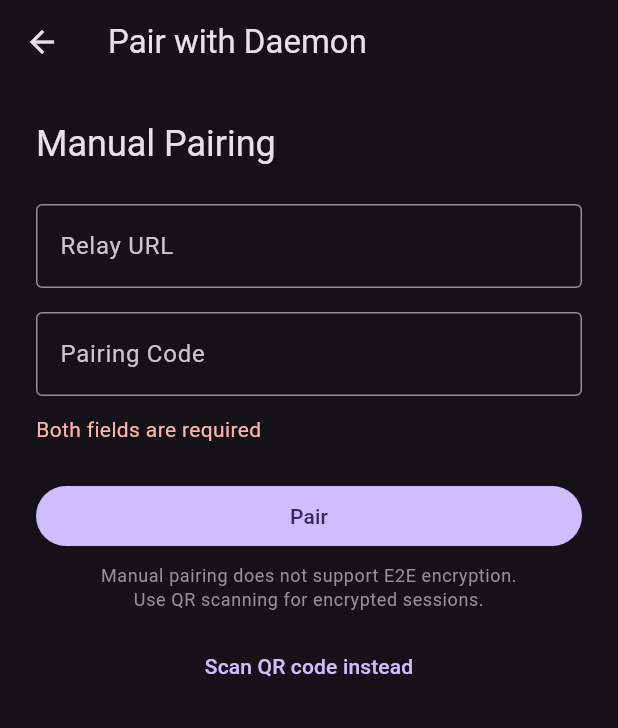
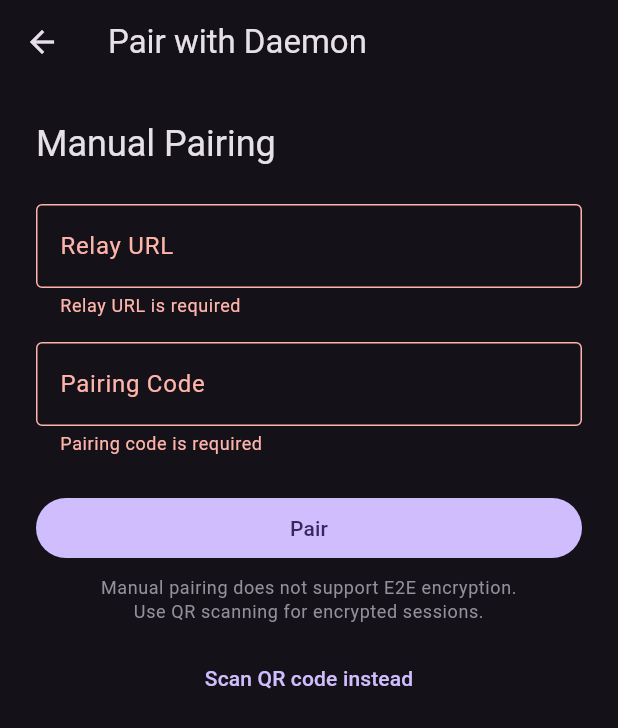
Before and after one commit to y0sif/ferlay, a Flutter app: the PairingScreen screen opened by its route, after a tap on "Enter code manually", after a tap on "Pair", on a phone screen of 412 x 824 dp. Shown: the top 728 px of the screen. Run offline on Flutter 3.47's test engine with Material 3 defaults, Android fonts, the phone set to English and light mode, and no system bars; our stand-ins replace flutter_riverpod, flutter_secure_storage; missing offline and left inert: cryptography, mobile_scanner; accounts and stored records are empty.

Commit message:
Add input validation with inline error messages
- New session: directory field validates absolute path (/ or ~/) with
  TextFormField and autovalidateMode
- New session: wrap fields in Form for validation before submit
- Pairing: relay URL validates ws:// or wss:// prefix
- Pairing: code field validates 6-character length
- Pairing: QR scanner gives specific errors for malformed QR codes
  (not JSON, missing relay, missing code, missing encryption key)
- Pairing: add Try Again button on QR scan errors

Co-Authored-By: Claude Opus 4.6 (1M context) <noreply@anthropic.com>

```diff
--- a/app/lib/screens/pairing_screen.dart
+++ b/app/lib/screens/pairing_screen.dart
@@ -1,6 +1,7 @@
 import 'dart:convert';
 
 import 'package:flutter/material.dart';
+import 'package:flutter/services.dart';
 import 'package:flutter_riverpod/flutter_riverpod.dart';
 import 'package:mobile_scanner/mobile_scanner.dart';
 
@@ -14,6 +15,7 @@ class PairingScreen extends ConsumerStatefulWidget {
 }
 
 class _PairingScreenState extends ConsumerState<PairingScreen> {
+  final _manualFormKey = GlobalKey<FormState>();
   final _codeController = TextEditingController();
   final _relayController = TextEditingController();
   bool _showManualInput = false;
@@ -34,44 +36,83 @@ class _PairingScreenState extends ConsumerState<PairingScreen> {
       _error = null;
     });
 
+    // Validate QR code with specific error messages
+    Map<String, dynamic> json;
     try {
-      final json = jsonDecode(data) as Map<String, dynamic>;
+      json = jsonDecode(data) as Map<String, dynamic>;
+    } catch (_) {
+      setState(() {
+        _error = 'QR code is not a Ferlay pairing code';
+        _processing = false;
+      });
+      return;
+    }
+
     final relay = json['relay'] as String?;
     final code = json['code'] as String?;
-      final pk = json['pk'] as String?; // Daemon's X25519 public key
+    final pk = json['pk'] as String?;
 
-      if (relay == null || code == null) {
+    if (relay == null) {
       setState(() {
-          _error = 'Invalid QR code format';
+        _error = 'QR code missing relay URL';
+        _processing = false;
+      });
+      return;
+    }
+
+    if (code == null) {
+      setState(() {
+        _error = 'QR code missing pairing code';
+        _processing = false;
+      });
+      return;
+    }
+
+    if (pk == null) {
+      setState(() {
+        _error = 'QR code missing encryption key -- daemon may be outdated';
         _processing = false;
       });
       return;
     }
 
     await _doPairing(relay, code, daemonPublicKey: pk);
-    } catch (e) {
-      setState(() {
-        _error = 'Invalid QR code: $e';
-        _processing = false;
-      });
   }
+
+  String? _validateRelayUrl(String? value) {
+    if (value == null || value.trim().isEmpty) {
+      return 'Relay URL is required';
+    }
+    final trimmed = value.trim();
+    if (!trimmed.startsWith('ws://') && !trimmed.startsWith('wss://')) {
+      return 'URL must start with ws:// or wss://';
+    }
+    return null;
+  }
+
+  String? _validatePairingCode(String? value) {
+    if (value == null || value.trim().isEmpty) {
+      return 'Pairing code is required';
+    }
+    final trimmed = value.trim();
+    if (trimmed.length != 6) {
+      return 'Code must be 6 characters';
+    }
+    return null;
   }
 
   Future<void> _handleManualPairing() async {
+    if (!_manualFormKey.currentState!.validate()) return;
+
     final relay = _relayController.text.trim();
     final code = _codeController.text.trim();
-
-    if (relay.isEmpty || code.isEmpty) {
-      setState(() => _error = 'Both fields are required');
-      return;
-    }
 
     setState(() {
       _processing = true;
       _error = null;
     });
 
-    // Manual pairing doesn't include public key — no E2E encryption
+    // Manual pairing doesn't include public key -- key exchange happens over relay
     await _doPairing(relay, code);
   }
 
@@ -85,6 +126,12 @@ class _PairingScreenState extends ConsumerState<PairingScreen> {
 
     final state = ref.read(authProvider);
     if (state == PairingState.paired) {
+      HapticFeedback.heavyImpact();
+      if (mounted) {
+        ScaffoldMessenger.of(context).showSnackBar(
+          const SnackBar(content: Text('Paired successfully!')),
+        );
+      }
       Navigator.of(context).pushReplacementNamed('/sessions');
     } else {
       setState(() {
@@ -100,7 +147,8 @@ class _PairingScreenState extends ConsumerState<PairingScreen> {
 
     return Scaffold(
       appBar: AppBar(title: const Text('Pair with Daemon')),
-      body: _showManualInput ? _buildManualInput(theme) : _buildScanner(theme),
+      body:
+          _showManualInput ? _buildManualInput(theme) : _buildScanner(theme),
     );
   }
 
@@ -122,7 +170,22 @@ class _PairingScreenState extends ConsumerState<PairingScreen> {
         if (_error != null)
           Padding(
             padding: const EdgeInsets.all(16),
-            child: Text(_error!, style: TextStyle(color: theme.colorScheme.error)),
+            child: Column(
+              children: [
+                Text(_error!,
+                    style: TextStyle(color: theme.colorScheme.error)),
+                const SizedBox(height: 8),
+                TextButton(
+                  onPressed: () {
+                    setState(() {
+                      _error = null;
+                      _processing = false;
+                    });
+                  },
+                  child: const Text('Try Again'),
+                ),
+              ],
+            ),
           ),
         Padding(
           padding: const EdgeInsets.all(16),
@@ -148,13 +211,17 @@ class _PairingScreenState extends ConsumerState<PairingScreen> {
   Widget _buildManualInput(ThemeData theme) {
     return Padding(
       padding: const EdgeInsets.all(24),
+      child: Form(
+        key: _manualFormKey,
         child: Column(
           crossAxisAlignment: CrossAxisAlignment.stretch,
           children: [
             Text('Manual Pairing', style: theme.textTheme.headlineSmall),
             const SizedBox(height: 24),
-          TextField(
+            TextFormField(
               controller: _relayController,
+              validator: _validateRelayUrl,
+              autovalidateMode: AutovalidateMode.onUserInteraction,
               decoration: const InputDecoration(
                 labelText: 'Relay URL',
                 hintText: 'wss://relay.ferlay.dev/ws',
@@ -162,8 +229,10 @@ class _PairingScreenState extends ConsumerState<PairingScreen> {
               ),
             ),
             const SizedBox(height: 16),
-          TextField(
+            TextFormField(
               controller: _codeController,
+              validator: _validatePairingCode,
+              autovalidateMode: AutovalidateMode.onUserInteraction,
               decoration: const InputDecoration(
                 labelText: 'Pairing Code',
                 hintText: 'ABC123',
@@ -173,7 +242,8 @@ class _PairingScreenState extends ConsumerState<PairingScreen> {
             ),
             if (_error != null) ...[
               const SizedBox(height: 12),
-            Text(_error!, style: TextStyle(color: theme.colorScheme.error)),
+              Text(_error!,
+                  style: TextStyle(color: theme.colorScheme.error)),
             ],
             const SizedBox(height: 24),
             FilledButton(
@@ -200,6 +270,7 @@ class _PairingScreenState extends ConsumerState<PairingScreen> {
             ),
           ],
         ),
+      ),
     );
   }
 }
```
Also changed, not shown: app/lib/screens/new_session_screen.dart (+21 -4 lines). Lines whose indentation alone changed are shown as unchanged.
